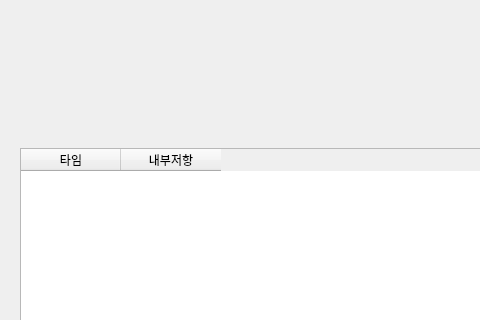
First picture: the form in robert/wt0.ui, repository robertchoi/BatteryDatasetImplementation, before the edit; both pictures show x 0 to 480 and y 282 to 602 of the 800 by 802 pixel window.
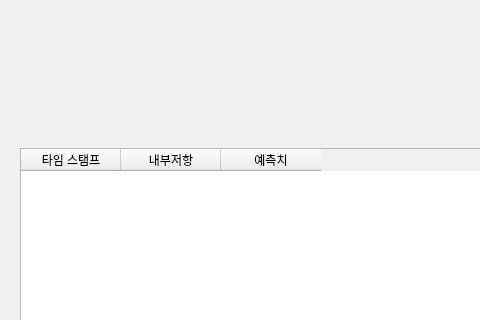
Second picture: the form after the edit. Custom widgets are drawn as their Qt base class.

```diff
--- a/robert/wt0.ui
+++ b/robert/wt0.ui
@@ -134,7 +134,7 @@
     </property>
     <column>
      <property name="text">
-      <string>타임</string>
+      <string>타임 스탬프</string>
      </property>
     </column>
     <column>
@@ -142,6 +142,11 @@
       <string>내부저항</string>
      </property>
     </column>
+    <column>
+     <property name="text">
+      <string>예측치</string>
+     </property>
+    </column>
    </widget>
   </widget>
   <widget class="QMenuBar" name="menubar">
```
